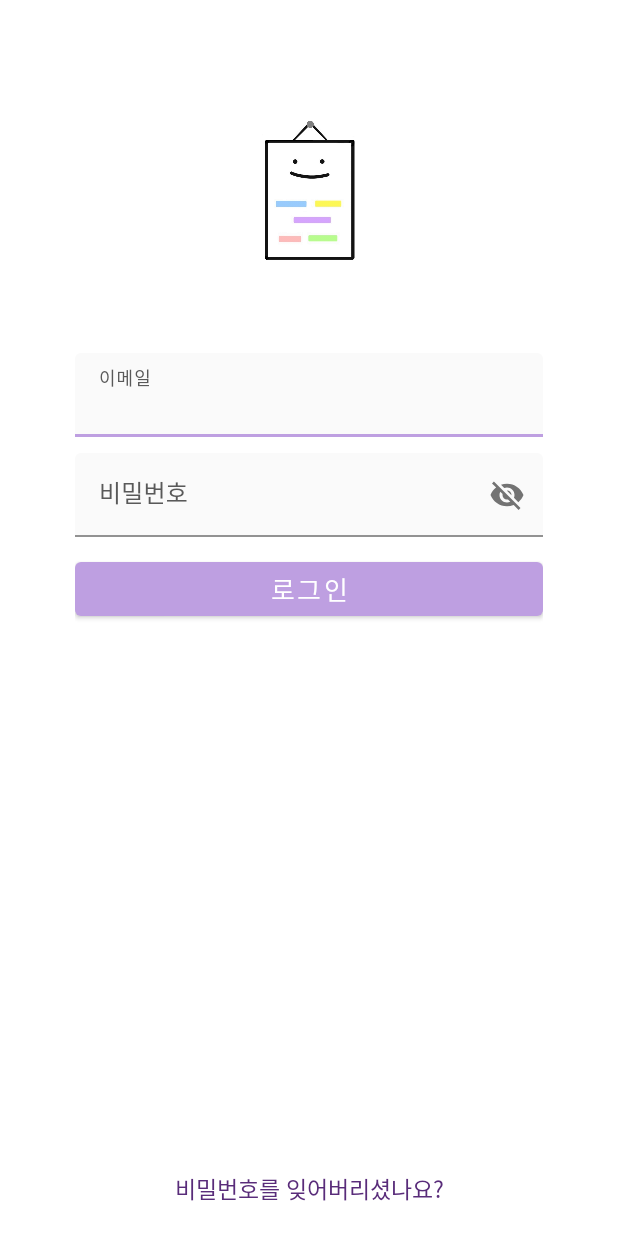
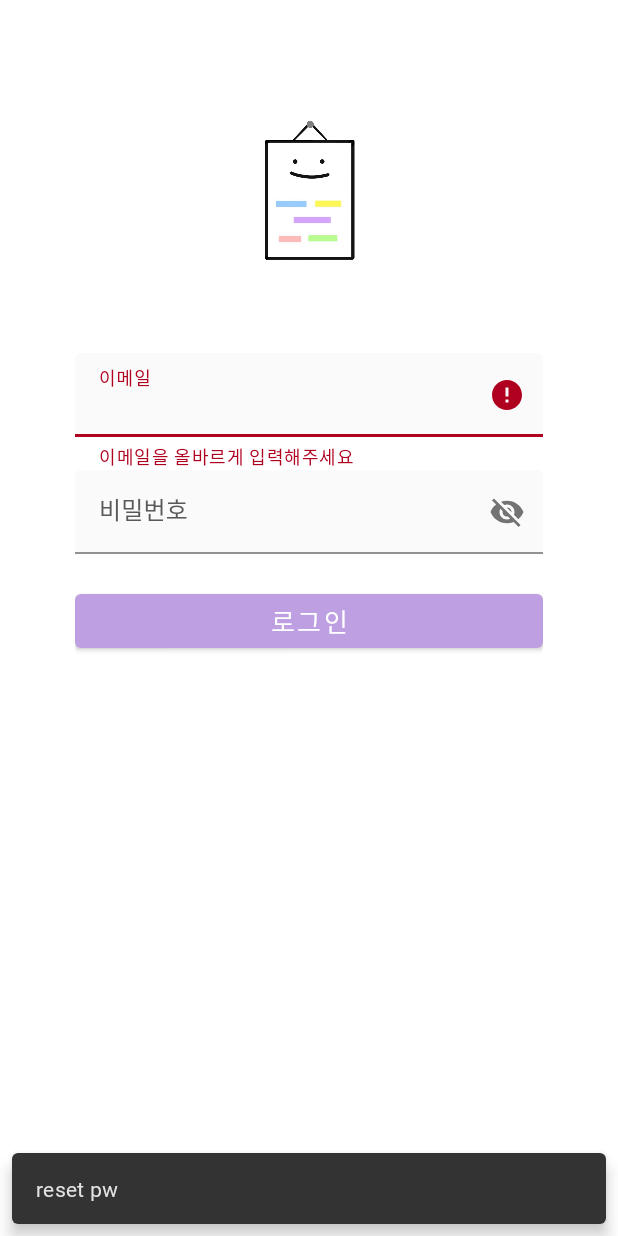
Before and after one commit to tjswls0424/Calenee, an Android app: the CaleneeLoginActivity screen opened directly, with no data from a screen before it, after a tap on an icon or button, on a phone screen of 412 x 824 dp. Run offline under Robolectric (Android 15) with nearby library versions, the phone set to English and light mode, and no system bars; our stand-ins replace Firebase (no records; nobody signed in at launch, a user with empty details on screens opened directly); 2 other taps on this screen came first.

Commit message:
[add] sign in (calenee login)

```diff
--- a/app/src/main/java/org/jin/calenee/login/CaleneeLoginActivity.kt
+++ b/app/src/main/java/org/jin/calenee/login/CaleneeLoginActivity.kt
@@ -1,10 +1,18 @@
 package org.jin.calenee.login
 
+import android.content.Intent
 import androidx.appcompat.app.AppCompatActivity
 import android.os.Bundle
+import android.text.Editable
+import android.text.TextWatcher
+import android.util.Log
+import androidx.core.view.isVisible
+import com.google.android.material.snackbar.Snackbar
+import com.google.android.material.textfield.TextInputEditText
+import com.google.firebase.auth.FirebaseAuth
+import org.jin.calenee.MainActivity
 import org.jin.calenee.MainActivity.Companion.slideLeft
 import org.jin.calenee.MainActivity.Companion.slideRight
-import org.jin.calenee.MainActivity.Companion.slideUp
 import org.jin.calenee.R
 import org.jin.calenee.databinding.ActivityCaleneeLoginBinding
 
@@ -12,12 +20,112 @@ class CaleneeLoginActivity : AppCompatActivity() {
 
     private lateinit var binding: ActivityCaleneeLoginBinding
 
+    private var email: String = ""
+    private var pw: String = ""
+
+    private val firebaseAuth by lazy {
+        FirebaseAuth.getInstance()
+    }
+
     override fun onCreate(savedInstanceState: Bundle?) {
         super.onCreate(savedInstanceState)
 
         binding = ActivityCaleneeLoginBinding.inflate(layoutInflater)
 
         setContentView(binding.root)
+
+        listener()
+    }
+
+    private fun listener() {
+        editTextListener(binding.inputEmailEt)
+        editTextListener(binding.inputPwEt)
+
+        binding.loginBtn.setOnClickListener {
+            if (checkInputCondition()) {
+                signIn(email, pw)
+                Log.d("login_test", "email: $email, pw: $pw")
+            }
+        }
+
+        binding.resetPwBtn.setOnClickListener {
+            Snackbar.make(binding.root, "reset pw", Snackbar.LENGTH_SHORT).show()
+        }
+    }
+
+    private fun editTextListener(editText: TextInputEditText) {
+        editText.addTextChangedListener(object : TextWatcher {
+            override fun beforeTextChanged(p0: CharSequence?, p1: Int, p2: Int, p3: Int) {}
+
+            override fun onTextChanged(p0: CharSequence?, p1: Int, p2: Int, p3: Int) {}
+
+            override fun afterTextChanged(text: Editable?) {
+                when (editText.id) {
+                    R.id.input_email_et -> {
+                        email = "$text"
+                        binding.inputEmailLayout.error = null
+                    }
+                    R.id.input_pw_et -> {
+                        pw = "$text"
+                        binding.inputPwLayout.error = null
+                    }
+                }
+            }
+        })
+    }
+
+    private fun checkInputCondition(): Boolean {
+        return when {
+            email.isEmpty() || !android.util.Patterns.EMAIL_ADDRESS.matcher(email).matches() -> {
+                binding.inputEmailLayout.apply {
+                    error = "이메일을 올바르게 입력해주세요"
+                    requestFocus()
+                }
+                false
+            }
+
+            pw.isEmpty() || pw.length < 6 -> {
+                binding.inputPwLayout.apply {
+                    error = "비밀번호를 6자 이상 입력해주세요"
+                    requestFocus()
+                }
+                false
+            }
+
+            else -> true
+        }
+    }
+
+    private fun signIn(email: String, pw: String) {
+        binding.loadingScreen.isVisible = true
+        binding.progressBar.isVisible = true
+
+        firebaseAuth.signInWithEmailAndPassword(email, pw)
+            .addOnCompleteListener { task ->
+                if (task.isSuccessful) {
+                    binding.loadingScreen.isVisible = false
+                    binding.progressBar.isVisible = false
+
+                    Log.d("login_test", "sign in success")
+                    Intent(this@CaleneeLoginActivity, MainActivity::class.java).also {
+                        startActivity(it)
+                        finish()
+                    }
+                } else {
+                    // error
+                    binding.loadingScreen.isVisible = false
+                    binding.progressBar.isVisible = false
+
+                    Log.d("login_test/err", task.exception?.message.toString())
+                    Snackbar.make(binding.root, "이메일 또는 패스워드가 올바르지 않습니다.", Snackbar.LENGTH_SHORT)
+                        .show()
+                }
+            }
+    }
+
+    override fun finish() {
+        super.finish()
+        slideRight()
     }
 
     override fun onBackPressed() {
--- a/app/src/main/res/layout/activity_calenee_login.xml
+++ b/app/src/main/res/layout/activity_calenee_login.xml
@@ -2,19 +2,16 @@
 <androidx.constraintlayout.widget.ConstraintLayout xmlns:android="http://schemas.android.com/apk/res/android"
     xmlns:app="http://schemas.android.com/apk/res-auto"
     xmlns:tools="http://schemas.android.com/tools"
+    android:id="@+id/constraint_layout"
     android:layout_width="match_parent"
     android:layout_height="match_parent"
-    android:paddingStart="50dp"
-    android:paddingTop="50dp"
-    android:paddingEnd="50dp"
-    android:paddingBottom="20dp"
     tools:context=".login.CaleneeLoginActivity">
 
     <ImageView
         android:id="@+id/login_calenee_img"
         android:layout_width="95dp"
         android:layout_height="95dp"
-        android:layout_marginTop="30dp"
+        android:layout_marginTop="80dp"
         android:contentDescription="@string/app_name_kor"
         android:src="@drawable/calenee_thin"
         app:layout_constraintEnd_toEndOf="parent"
@@ -22,10 +19,12 @@
         app:layout_constraintTop_toTopOf="parent" />
 
     <LinearLayout
-        android:id="@+id/login_layout"
+        android:id="@+id/login_layout1"
         android:layout_width="match_parent"
         android:layout_height="wrap_content"
         android:layout_marginTop="60dp"
+        android:paddingStart="50dp"
+        android:paddingEnd="50dp"
         android:orientation="vertical"
         app:layout_constraintEnd_toEndOf="parent"
         app:layout_constraintStart_toStartOf="parent"
@@ -34,11 +33,10 @@
         <com.google.android.material.textfield.TextInputLayout
             android:id="@+id/input_email_layout"
             style="@style/material_login_edit_text"
-            android:layout_marginBottom="-10dp"
             app:errorEnabled="true">
 
             <com.google.android.material.textfield.TextInputEditText
-                android:id="@+id/input_email"
+                android:id="@+id/input_email_et"
                 android:layout_width="match_parent"
                 android:layout_height="wrap_content"
                 android:fontFamily="@font/ibm_plex_sans_kr_light"
@@ -47,11 +45,12 @@
         </com.google.android.material.textfield.TextInputLayout>
 
         <com.google.android.material.textfield.TextInputLayout
+            android:id="@+id/input_pw_layout"
             style="@style/material_login_edit_text"
             app:endIconMode="password_toggle">
 
             <com.google.android.material.textfield.TextInputEditText
-                android:id="@+id/input_pw"
+                android:id="@+id/input_pw_et"
                 android:layout_width="match_parent"
                 android:layout_height="wrap_content"
                 android:fontFamily="@font/ibm_plex_sans_kr_light"
@@ -69,7 +68,7 @@
     </LinearLayout>
 
     <TextView
-        android:id="@+id/find_pw_btn"
+        android:id="@+id/reset_pw_btn"
         android:layout_width="wrap_content"
         android:layout_height="wrap_content"
         android:background="?attr/selectableItemBackground"
@@ -77,8 +76,27 @@
         android:text="@string/find_pw"
         android:textColor="@color/sub_color6"
         android:textSize="15sp"
+        android:layout_marginBottom="30dp"
         app:layout_constraintBottom_toBottomOf="parent"
         app:layout_constraintEnd_toEndOf="parent"
         app:layout_constraintStart_toStartOf="parent" />
 
+    <View
+        android:id="@+id/loading_screen"
+        android:layout_width="match_parent"
+        android:layout_height="match_parent"
+        android:background="@color/loading_screen_color"
+        android:visibility="invisible" />
+
+    <ProgressBar
+        android:id="@+id/progress_bar"
+        android:layout_width="wrap_content"
+        android:layout_height="wrap_content"
+        android:indeterminateTint="@color/sub_color"
+        android:visibility="invisible"
+        app:layout_constraintBottom_toBottomOf="parent"
+        app:layout_constraintEnd_toEndOf="parent"
+        app:layout_constraintStart_toStartOf="parent"
+        app:layout_constraintTop_toTopOf="parent" />
+
 </androidx.constraintlayout.widget.ConstraintLayout>
--- a/app/src/main/res/values/colors.xml
+++ b/app/src/main/res/values/colors.xml
@@ -18,4 +18,6 @@
 
     <color name="light_grey">#535353</color>
     <color name="light_grey2">#DCDCDC</color>
+    <color name="loading_screen_color">#4D535353</color>
+    <color name="transparent">#00FFFFFF</color>
 </resources>
--- a/app/src/main/res/values/style.xml
+++ b/app/src/main/res/values/style.xml
@@ -56,7 +56,6 @@
         <item name="counterMaxLength">1</item>
         <item name="boxStrokeColor">@color/sub_color</item>
         <item name="boxBackgroundColor">#11BCBCBC</item>
-        <item name="android:layout_marginBottom">-10dp</item>
         <item name="android:textColorHint">#595959</item>
         <item name="hintTextColor">#595959</item>
         <item name="errorEnabled">true</item>
```
